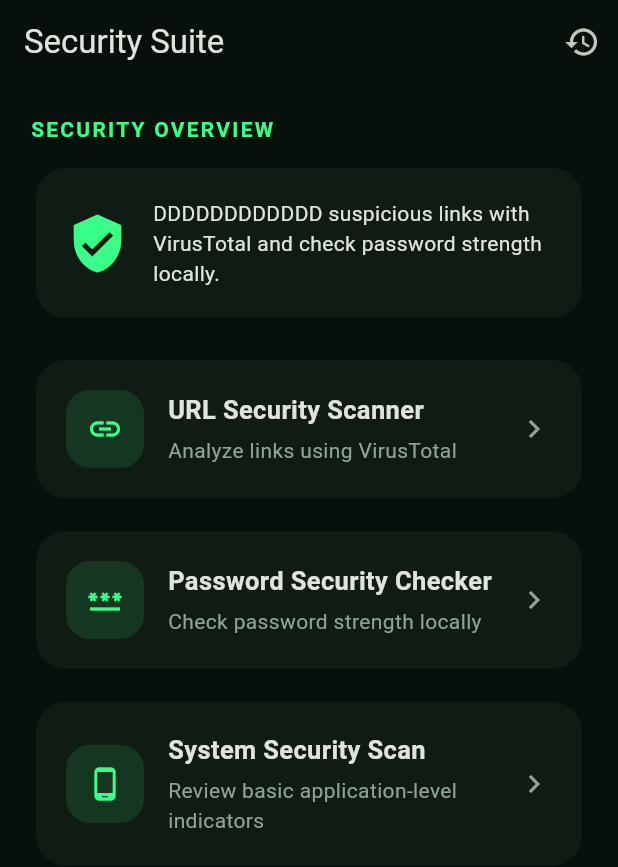
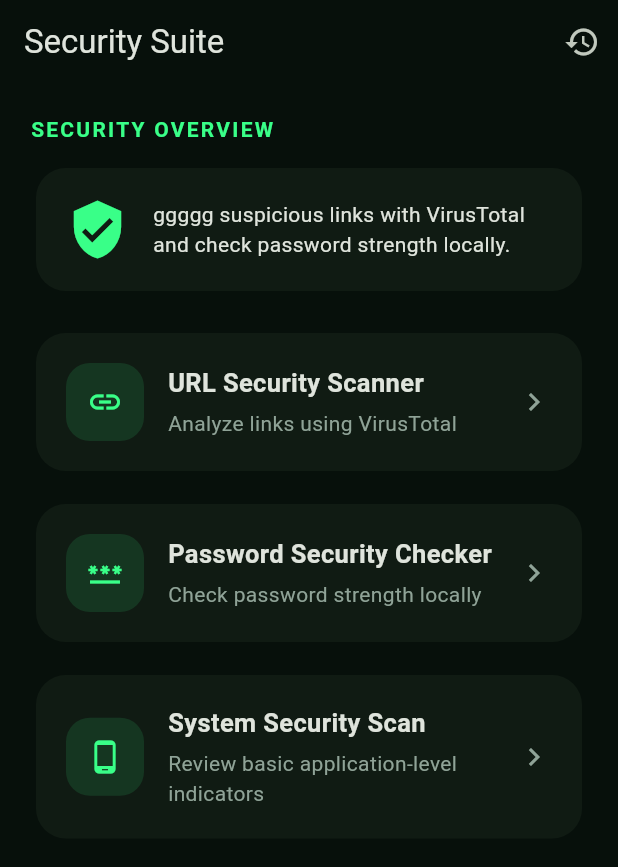
Before and after one commit to BayanAlayashi098/bayan, a Flutter app: the screen it shows after launch, on a phone screen of 412 x 824 dp. Shown: the top 867 px of the screen. Run offline on Flutter 3.47's test engine with Material 3 defaults, Android fonts, the phone set to English and light mode, and no system bars; our stand-ins replace shared_preferences.

Commit message:
Update home_screen.dart

```diff
--- a/lib/screens/home_screen.dart
+++ b/lib/screens/home_screen.dart
@@ -43,7 +43,7 @@ class HomeScreen extends StatelessWidget {
                   SizedBox(width: 16),
                   Expanded(
                     child: Text(
-                        'DDDDDDDDDDDD suspicious links with VirusTotal and check password strength locally.'),
+                        'ggggg suspicious links with VirusTotal and check password strength locally.'),
                   ),
                 ],
               ),
```
